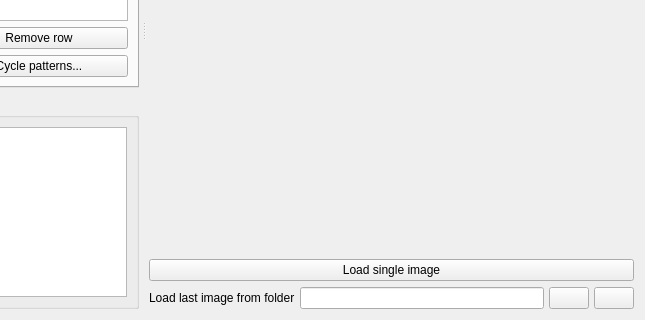
This is stim1p/ui/qt/DMD_stim.ui in gfayebedrin/DMDcontrol as Qt 5 draws it before an edit; both pictures show x 635 to 1280 and y 260 to 580 of the 1280 by 580 pixel window. The edited form follows.
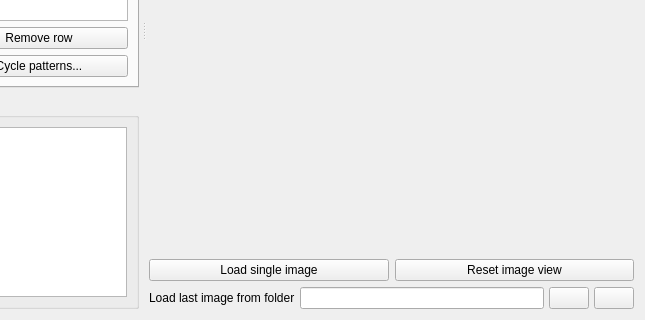
This is the edited form. Icons and pictures are not drawn.

```diff
--- a/stim1p/ui/qt/DMD_stim.ui
+++ b/stim1p/ui/qt/DMD_stim.ui
@@ -373,6 +373,8 @@
           <number>0</number>
          </property>
          <item>
+          <layout class="QHBoxLayout" name="horizontalLayout_image_controls">
+          <item>
           <widget class="QPushButton" name="pushButton_load_image">
            <property name="text">
             <string>Load single image</string>
@@ -382,6 +384,19 @@
            </property>
           </widget>
          </item>
+         <item>
+          <widget class="QPushButton" name="pushButton_reset_image_view">
+           <property name="text">
+            <string>Reset image view</string>
+           </property>
+           <property name="icon">
+            <iconset theme="QIcon::ThemeIcon::ViewRefresh"/>
+           </property>
+          </widget>
+         </item>
+          </layout>
+         </item>
+         
          <item>
           <layout class="QHBoxLayout" name="horizontalLayout_image_folder">
            <property name="spacing">
```
